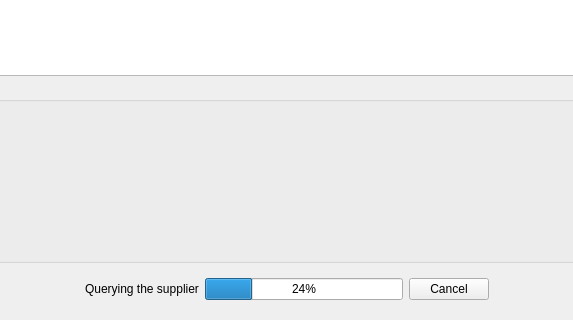
Before: the Qt Designer form ui/main.ui in kybu/electronic-components-panel, drawn with Qt 5; both pictures show x 134 to 707 and y 174 to 494 of the 842 by 494 pixel window.
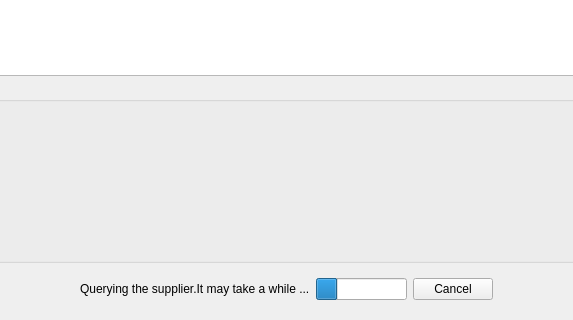
After: the same form once the commit is applied.

Commit message: UI thread is not blocked when querying a supplier. Error handling needs to be improved.

The edit to the form file:
```diff
--- a/ui/main.ui
+++ b/ui/main.ui
@@ -182,7 +182,7 @@
       <item>
        <widget class="QLabel" name="label_2">
         <property name="text">
-         <string>Querying the supplier</string>
+         <string>Querying the supplier.It may take a while ...</string>
         </property>
        </widget>
       </item>
@@ -191,6 +191,12 @@
         <property name="value">
          <number>24</number>
         </property>
+        <property name="textVisible">
+         <bool>false</bool>
+        </property>
+        <property name="invertedAppearance">
+         <bool>false</bool>
+        </property>
        </widget>
       </item>
       <item>
```
The commit also changes 8 other files.
